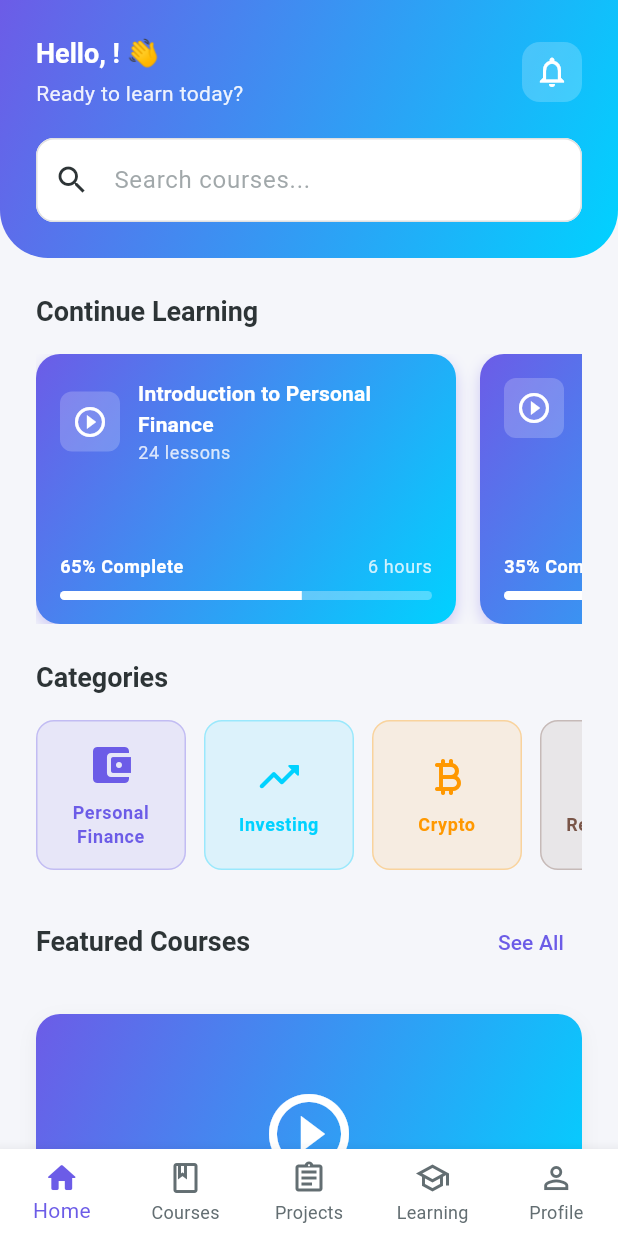
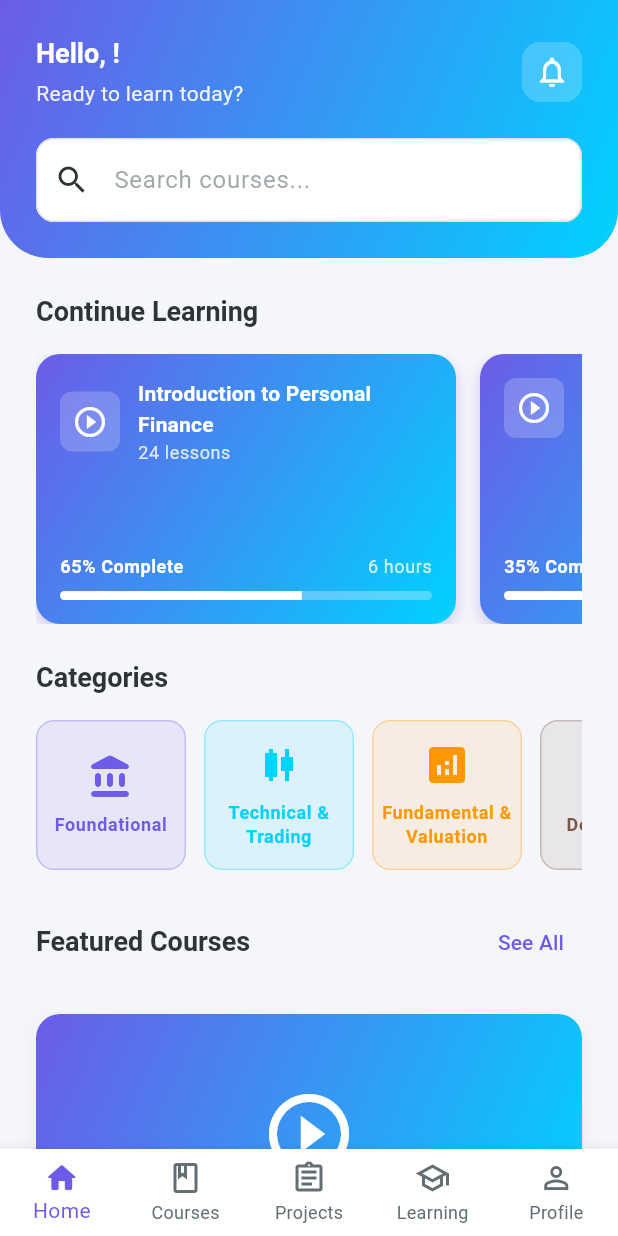
Before and after one commit to ZeraAura3/FinLearn, a Flutter app: the screen it shows once a user with an empty profile is signed in, on a phone screen of 412 x 824 dp. Run offline on Flutter 3.47's test engine with Material 3 defaults, Android fonts, the phone set to English and light mode, and no system bars; our stand-ins replace firebase_auth, firebase_core, shared_preferences, smooth_page_indicator; accounts and stored records are empty; Roboto replaces fonts that are missing (SF Pro Display).

Commit message:
Updated course plates

```diff
--- a/lib/screens/tabs/courses_tab.dart
+++ b/lib/screens/tabs/courses_tab.dart
@@ -13,12 +13,12 @@ class _CoursesTabState extends State<CoursesTab> {
   String _selectedCategory = 'All';
   final List<String> _categories = [
     'All',
-    'Personal Finance',
-    'Investing',
-    'Cryptocurrency',
-    'Real Estate',
-    'Retirement',
-    'Taxes',
+    'Foundational',
+    'Technical & Trading-Oriented Finance',
+    'Fundamental & Valuation Finance',
+    'Derivatives & Advanced Instruments',
+    'Risk, Regulation & Taxation',
+    'Personal Finance & Wealth Management',
   ];
 
   @override
--- a/lib/screens/tabs/home_tab.dart
+++ b/lib/screens/tabs/home_tab.dart
@@ -47,7 +47,7 @@ class HomeTab extends StatelessWidget {
                           crossAxisAlignment: CrossAxisAlignment.start,
                           children: [
                             Text(
-                              'Hello, $userName! 👋',
+                              'Hello, $userName!',
                               style: textTheme.headlineSmall?.copyWith(
                                 color: colorScheme.onPrimary,
                               ),
@@ -142,32 +142,39 @@ class HomeTab extends StatelessWidget {
                         children: [
                           _buildCategoryCard(
                             context,
-                            'Personal\nFinance',
-                            Icons.account_balance_wallet_rounded,
+                            'Foundational',
+                            Icons.account_balance_rounded,
                             colorScheme.primary,
                           ),
                           _buildCategoryCard(
                             context,
-                            'Investing',
-                            Icons.trending_up_rounded,
+                            'Technical & Trading',
+                            Icons.candlestick_chart,
                             colorScheme.secondary,
                           ),
                           _buildCategoryCard(
                             context,
-                            'Crypto',
-                            Icons.currency_bitcoin_rounded,
+                            'Fundamental & Valuation',
+                            Icons.analytics,
                             Colors.orange,
                           ),
                           _buildCategoryCard(
                             context,
-                            'Real Estate',
-                            Icons.home_rounded,
+                            'Derivatives',
+                            Icons.currency_exchange,
                             Colors.brown,
                           ),
                           _buildCategoryCard(
                             context,
-                            'Retirement',
-                            Icons.elderly_rounded,
+                            'Risk, Tax & Regulations',
+                            Icons.receipt_long_rounded,
+                            Colors.blue,
+                          ),
+                          _buildCategoryCard(
+                            context,
+                            'Personal Finance',
+                            Icons.account_balance_wallet_rounded,
+
                             Colors.blue,
                           ),
                         ],
```
Also changed, not shown: lib/screens/tabs/profile_tab.dart (+0 -32 lines).
